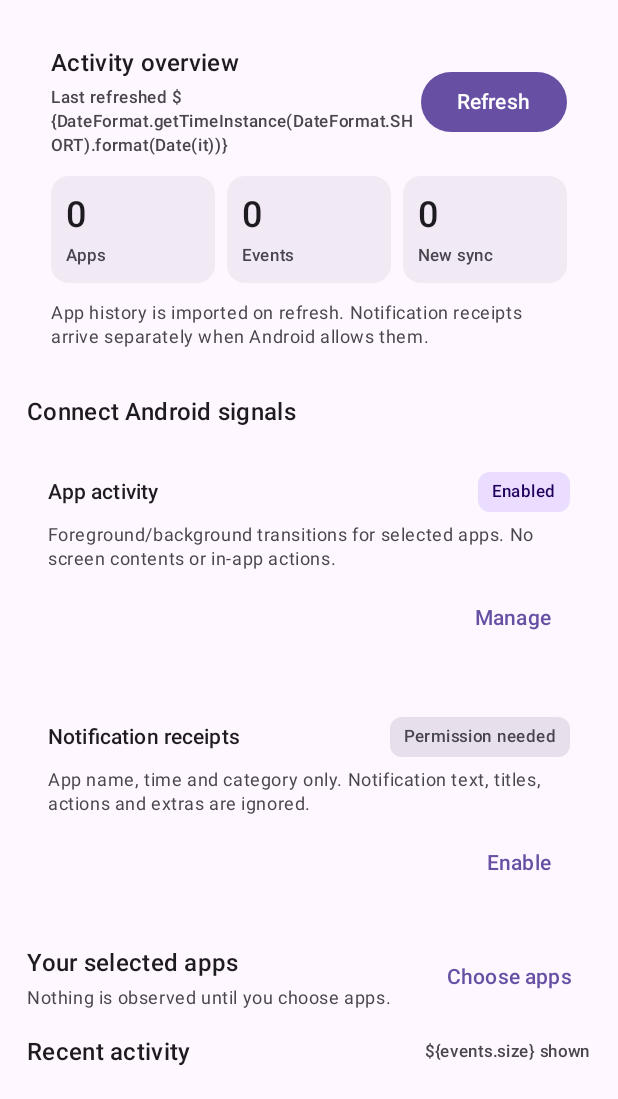
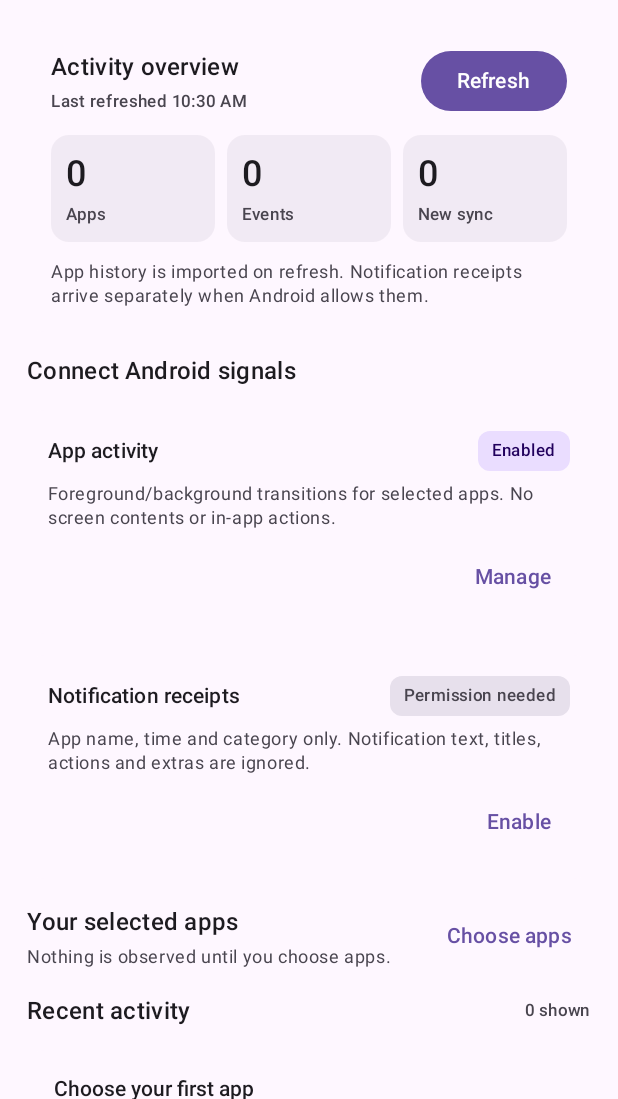
Before and after one commit to ysfclc/Locco, an Android app built with Jetpack Compose: the composable ObserverScreen shown on its own in the app's theme, on a phone screen of 412 x 824 dp, the part 137-1236 px from its top. Run offline under Robolectric (Android 15) with nearby library versions, the phone set to English and light mode, and no system bars; libraries missing offline, so code that uses them is left out: net.zetetic.database; 11 statements that could not run were skipped.

Commit message:
fix: render activity workspace values correctly

```diff
--- a/android/app/src/main/java/com/locco/app/ObserverScreen.kt
+++ b/android/app/src/main/java/com/locco/app/ObserverScreen.kt
@@ -110,7 +110,7 @@ internal fun ObserverScreen() {
                     Column(Modifier.weight(1f), verticalArrangement = Arrangement.spacedBy(3.dp)) {
                         Text("Activity overview", style = MaterialTheme.typography.titleMedium, fontWeight = FontWeight.SemiBold)
                         Text(
-                            refreshedAt?.let { "Last refreshed \${DateFormat.getTimeInstance(DateFormat.SHORT).format(Date(it))}" } ?: "Not synced yet",
+                            refreshedAt?.let { "Last refreshed ${DateFormat.getTimeInstance(DateFormat.SHORT).format(Date(it))}" } ?: "Not synced yet",
                             style = MaterialTheme.typography.labelSmall,
                             color = MaterialTheme.colorScheme.onSurfaceVariant
                         )
@@ -200,7 +200,7 @@ internal fun ObserverScreen() {
         Row(verticalAlignment = Alignment.CenterVertically) {
             Text("Recent activity", style = MaterialTheme.typography.titleMedium, fontWeight = FontWeight.SemiBold)
             Spacer(Modifier.weight(1f))
-            Text("\${events.size} shown", style = MaterialTheme.typography.labelSmall, color = MaterialTheme.colorScheme.onSurfaceVariant)
+            Text("${events.size} shown", style = MaterialTheme.typography.labelSmall, color = MaterialTheme.colorScheme.onSurfaceVariant)
         }
         error?.let { Text(it, color = MaterialTheme.colorScheme.error, style = MaterialTheme.typography.bodySmall) }
         if (events.isEmpty()) {
@@ -279,7 +279,7 @@ private fun ActivityCard(event: AppObservation, appName: String) {
                 Text(appName, style = MaterialTheme.typography.titleSmall, fontWeight = FontWeight.SemiBold)
                 Text(title, style = MaterialTheme.typography.bodyMedium)
                 Text(
-                    "\$method · \${event.category ?: "No category"}",
+                    "\$method · ${event.category ?: "No category"}",
                     style = MaterialTheme.typography.labelSmall,
                     color = MaterialTheme.colorScheme.onSurfaceVariant
                 )
```
